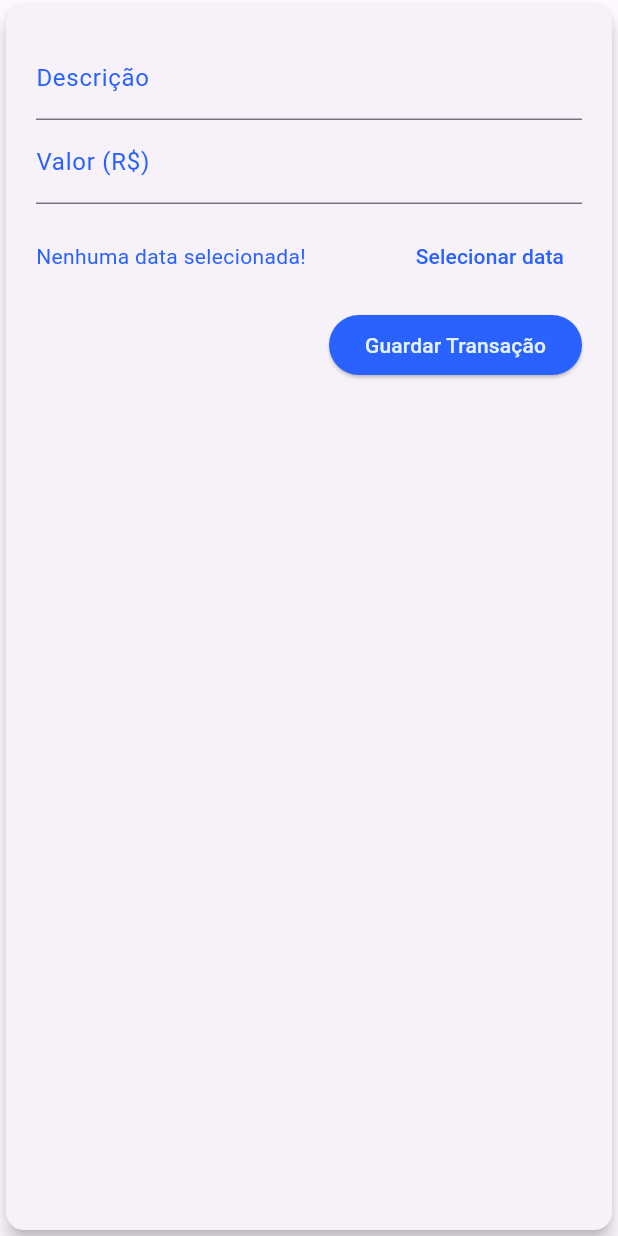
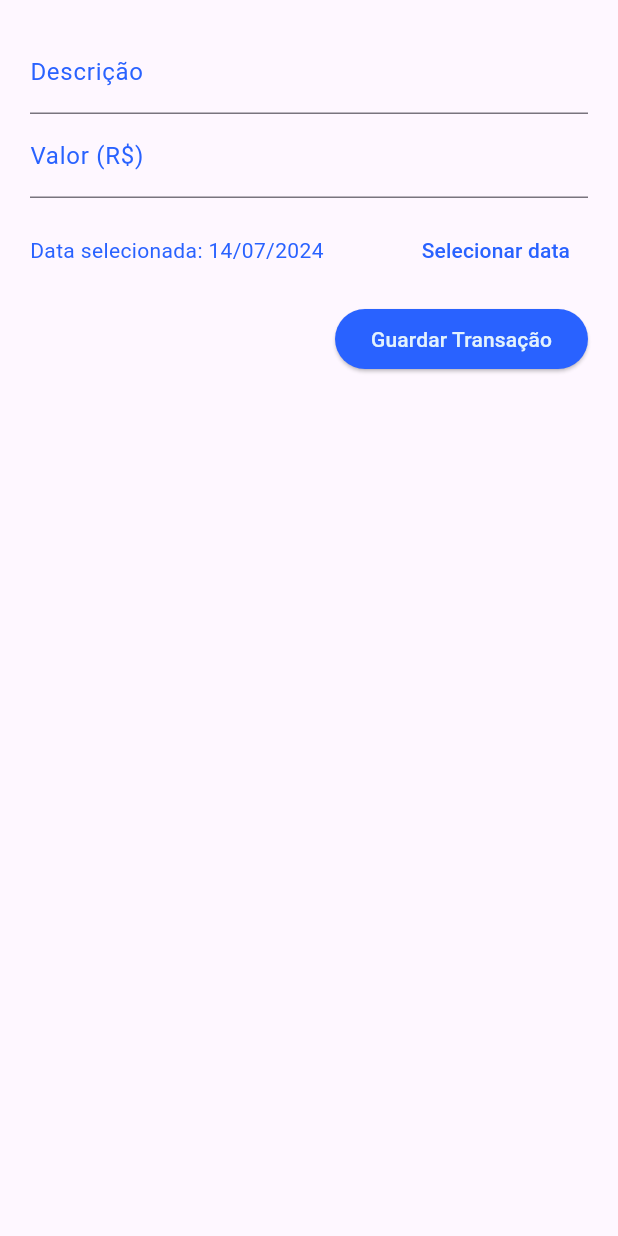
Before and after one commit to Maddytec/spent-app, a Flutter app: the TransactionForm widget shown alone on an empty page, opened directly with empty values, on a phone screen of 412 x 824 dp. Run offline on Flutter 3.47's test engine with Material 3 defaults, Android fonts, the phone set to English and light mode, and no system bars.

```diff
--- a/lib/components/chart.dart
+++ b/lib/components/chart.dart
@@ -43,9 +43,7 @@ class Chart extends StatelessWidget {
   @override
   Widget build(BuildContext context) {
     return Card(
-      elevation: 6,
       margin: const EdgeInsets.all(20),
-      color: Theme.of(context).colorScheme.inversePrimary,
       child: Padding(
         padding: const EdgeInsets.all(10.0),
         child: Row(
@@ -58,7 +56,9 @@ class Chart extends StatelessWidget {
               child: ChartBar(
                 label: transaction['day'] as String,
                 value: totalValueByDay,
-                percentage: totalValueByDay / _weekTotalValue,
+                percentage: _weekTotalValue == 0
+                    ? 0
+                    : totalValueByDay / _weekTotalValue,
               ),
             );
           }).toList(),
--- a/lib/components/transaction_form.dart
+++ b/lib/components/transaction_form.dart
@@ -3,7 +3,7 @@ import 'package:flutter/widgets.dart';
 import 'package:intl/intl.dart';
 
 class TransactionForm extends StatefulWidget {
-  final void Function(String, double) onSubmint;
+  final void Function(String, double, DateTime) onSubmint;
 
   TransactionForm(this.onSubmint);
 
@@ -14,7 +14,7 @@ class TransactionForm extends StatefulWidget {
 class _TransactionFormState extends State<TransactionForm> {
   final _descriptionController = TextEditingController();
   final _valueController = TextEditingController();
-  DateTime? _selectedDate;
+  DateTime _selectedDate = DateTime.now();
 
   _submitForm() {
     final description = _descriptionController.text;
@@ -24,7 +24,7 @@ class _TransactionFormState extends State<TransactionForm> {
       return;
     }
 
-    widget.onSubmint(description, value);
+    widget.onSubmint(description, value, _selectedDate!);
   }
 
   _showDatePicker() {
@@ -47,9 +47,7 @@ class _TransactionFormState extends State<TransactionForm> {
 
   @override
   Widget build(BuildContext context) {
-    return Card(
-      elevation: 5,
-      child: Padding(
+    return Padding(
       padding: const EdgeInsets.all(10),
       child: Container(
         padding: EdgeInsets.all(10),
@@ -85,9 +83,7 @@ class _TransactionFormState extends State<TransactionForm> {
                 children: [
                   Expanded(
                     child: Text(
-                        _selectedDate == null
-                            ? 'Nenhuma data selecionada!'
-                            : 'Data selecionada: ${DateFormat('dd/MM/y').format(_selectedDate!)}',
+                      'Data selecionada: ${DateFormat('dd/MM/y').format(_selectedDate)}',
                       style: TextStyle(
                         color: Theme.of(context).colorScheme.primary,
                       ),
@@ -120,7 +116,6 @@ class _TransactionFormState extends State<TransactionForm> {
           ],
         ),
       ),
-      ),
     );
   }
 }
```
Also changed, not shown: lib/components/transaction_list.dart (+11 -6 lines), lib/main.dart (+39 -23 lines). Lines whose indentation alone changed are shown as unchanged.
